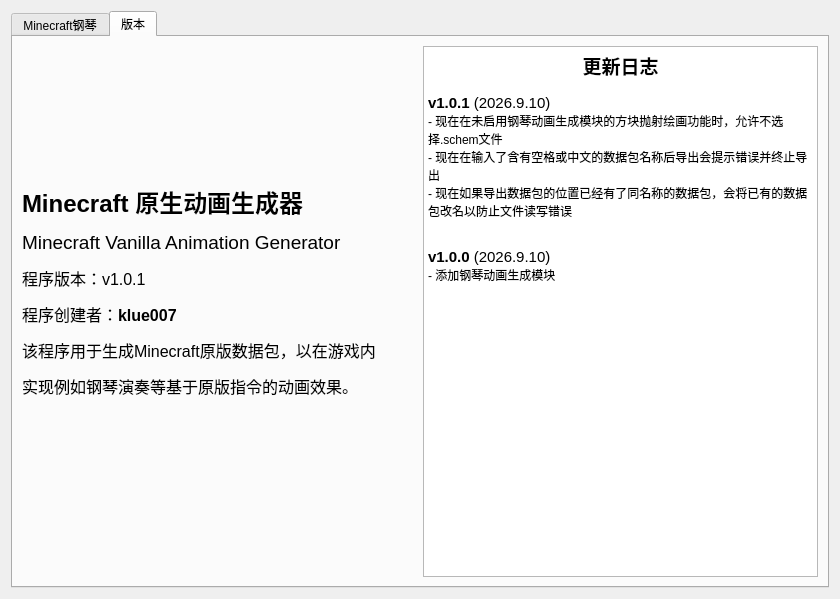
Qt form ui/main.ui (klue007/VanillaAnimationGenerator) before a commit.
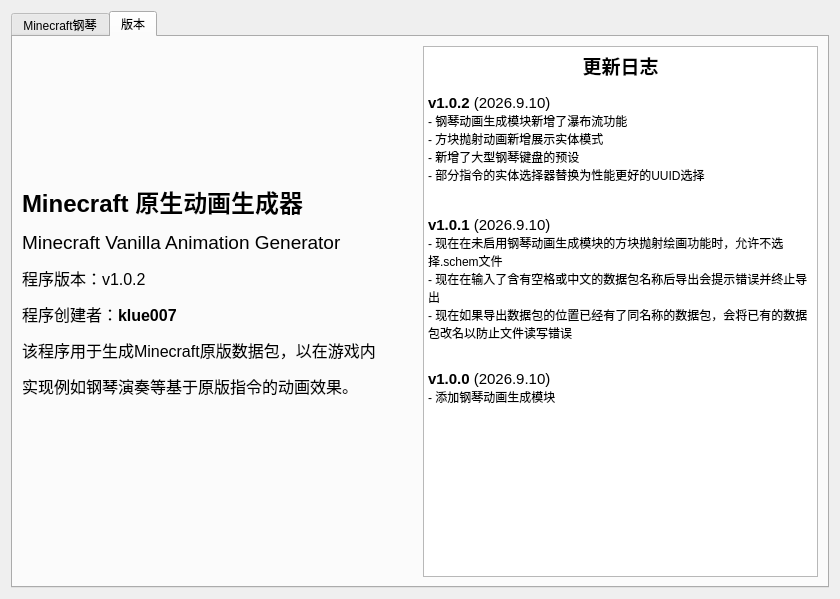
The same form after that commit. The open tabs and pages were chosen to show the change.

What changed in the file:
```diff
--- a/ui/main.ui
+++ b/ui/main.ui
@@ -1120,7 +1120,7 @@
             </sizepolicy>
            </property>
            <property name="text">
-            <string>&lt;html&gt;&lt;head/&gt;&lt;body&gt;&lt;p&gt;&lt;span style=&quot; font-size:18pt; font-weight:700;&quot;&gt;Minecraft 原生动画生成器&lt;/span&gt;&lt;/p&gt;&lt;p&gt;&lt;span style=&quot; font-size:14pt;&quot;&gt;Minecraft Vanilla Animation Generator&lt;/span&gt;&lt;/p&gt;&lt;p&gt;&lt;span style=&quot; font-size:12pt;&quot;&gt;程序版本：v1.0.1&lt;/span&gt;&lt;/p&gt;&lt;p&gt;&lt;span style=&quot; font-size:12pt;&quot;&gt;程序创建者：&lt;/span&gt;&lt;span style=&quot; font-size:12pt; font-weight:700;&quot;&gt;klue007&lt;/span&gt;&lt;/p&gt;&lt;p&gt;&lt;span style=&quot; font-size:12pt;&quot;&gt;该程序用于生成Minecraft原版数据包，以在游戏内&lt;/span&gt;&lt;/p&gt;&lt;p&gt;&lt;span style=&quot; font-size:12pt;&quot;&gt;实现例如钢琴演奏等基于原版指令的动画效果。&lt;/span&gt;&lt;/p&gt;&lt;p&gt;&lt;br/&gt;&lt;/p&gt;&lt;/body&gt;&lt;/html&gt;</string>
+            <string>&lt;html&gt;&lt;head/&gt;&lt;body&gt;&lt;p&gt;&lt;span style=&quot; font-size:18pt; font-weight:700;&quot;&gt;Minecraft 原生动画生成器&lt;/span&gt;&lt;/p&gt;&lt;p&gt;&lt;span style=&quot; font-size:14pt;&quot;&gt;Minecraft Vanilla Animation Generator&lt;/span&gt;&lt;/p&gt;&lt;p&gt;&lt;span style=&quot; font-size:12pt;&quot;&gt;程序版本：v1.0.2&lt;/span&gt;&lt;/p&gt;&lt;p&gt;&lt;span style=&quot; font-size:12pt;&quot;&gt;程序创建者：&lt;/span&gt;&lt;span style=&quot; font-size:12pt; font-weight:700;&quot;&gt;klue007&lt;/span&gt;&lt;/p&gt;&lt;p&gt;&lt;span style=&quot; font-size:12pt;&quot;&gt;该程序用于生成Minecraft原版数据包，以在游戏内&lt;/span&gt;&lt;/p&gt;&lt;p&gt;&lt;span style=&quot; font-size:12pt;&quot;&gt;实现例如钢琴演奏等基于原版指令的动画效果。&lt;/span&gt;&lt;/p&gt;&lt;p&gt;&lt;br/&gt;&lt;/p&gt;&lt;/body&gt;&lt;/html&gt;</string>
            </property>
           </widget>
          </item>
@@ -1142,6 +1142,13 @@
 &lt;/style&gt;&lt;/head&gt;&lt;body style=&quot; font-family:'Microsoft YaHei UI'; font-size:9pt; font-weight:400; font-style:normal;&quot;&gt;
 &lt;p align=&quot;center&quot; style=&quot; margin-top:0px; margin-bottom:0px; margin-left:0px; margin-right:0px; -qt-block-indent:0; text-indent:0px;&quot;&gt;&lt;span style=&quot; font-size:14pt; font-weight:700;&quot;&gt;更新日志&lt;/span&gt;&lt;/p&gt;
 &lt;p style=&quot;-qt-paragraph-type:empty; margin-top:0px; margin-bottom:0px; margin-left:0px; margin-right:0px; -qt-block-indent:0; text-indent:0px;&quot;&gt;&lt;br /&gt;&lt;/p&gt;
+&lt;p style=&quot; margin-top:0px; margin-bottom:0px; margin-left:0px; margin-right:0px; -qt-block-indent:0; text-indent:0px;&quot;&gt;&lt;span style=&quot; font-size:11pt; font-weight:700;&quot;&gt;v1.0.2&lt;/span&gt;&lt;span style=&quot; font-size:11pt;&quot;&gt; (2026.9.10)&lt;/span&gt;&lt;/p&gt;
+&lt;p style=&quot; margin-top:0px; margin-bottom:0px; margin-left:0px; margin-right:0px; -qt-block-indent:0; text-indent:0px;&quot;&gt;- 钢琴动画生成模块新增了瀑布流功能&lt;/p&gt;
+&lt;p style=&quot; margin-top:0px; margin-bottom:0px; margin-left:0px; margin-right:0px; -qt-block-indent:0; text-indent:0px;&quot;&gt;- 方块抛射动画新增展示实体模式&lt;/p&gt;
+&lt;p style=&quot; margin-top:0px; margin-bottom:0px; margin-left:0px; margin-right:0px; -qt-block-indent:0; text-indent:0px;&quot;&gt;- 新增了大型钢琴键盘的预设&lt;/p&gt;
+&lt;p style=&quot; margin-top:0px; margin-bottom:0px; margin-left:0px; margin-right:0px; -qt-block-indent:0; text-indent:0px;&quot;&gt;- 部分指令的实体选择器替换为性能更好的UUID选择&lt;/p&gt;
+&lt;p style=&quot;-qt-paragraph-type:empty; margin-top:0px; margin-bottom:0px; margin-left:0px; margin-right:0px; -qt-block-indent:0; text-indent:0px; font-size:11pt; font-weight:700;&quot;&gt;&lt;br /&gt;&lt;/p&gt;
+&lt;p style=&quot;-qt-paragraph-type:empty; margin-top:0px; margin-bottom:0px; margin-left:0px; margin-right:0px; -qt-block-indent:0; text-indent:0px;&quot;&gt;&lt;br /&gt;&lt;/p&gt;
 &lt;p style=&quot; margin-top:0px; margin-bottom:0px; margin-left:0px; margin-right:0px; -qt-block-indent:0; text-indent:0px;&quot;&gt;&lt;span style=&quot; font-size:11pt; font-weight:700;&quot;&gt;v1.0.1&lt;/span&gt;&lt;span style=&quot; font-size:11pt;&quot;&gt; (2026.9.10)&lt;/span&gt;&lt;/p&gt;
 &lt;p style=&quot; margin-top:0px; margin-bottom:0px; margin-left:0px; margin-right:0px; -qt-block-indent:0; text-indent:0px;&quot;&gt;- 现在在未启用钢琴动画生成模块的方块抛射绘画功能时，允许不选择.schem文件&lt;/p&gt;
 &lt;p style=&quot; margin-top:0px; margin-bottom:0px; margin-left:0px; margin-right:0px; -qt-block-indent:0; text-indent:0px;&quot;&gt;- 现在在输入了含有空格或中文的数据包名称后导出会提示错误并终止导出&lt;/p&gt;
```
